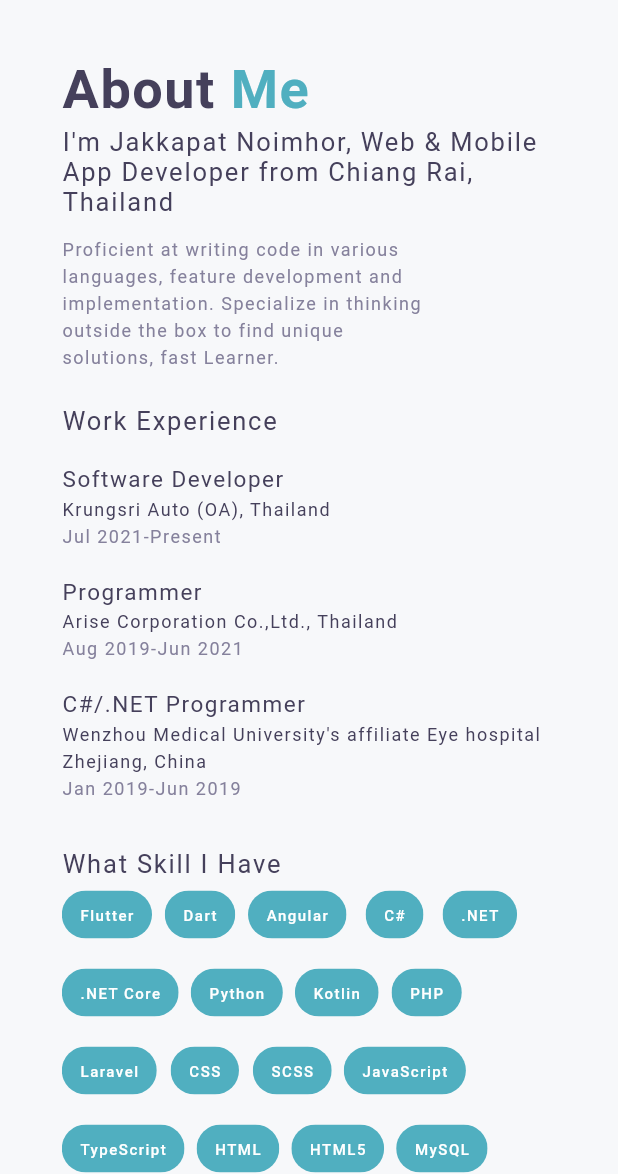
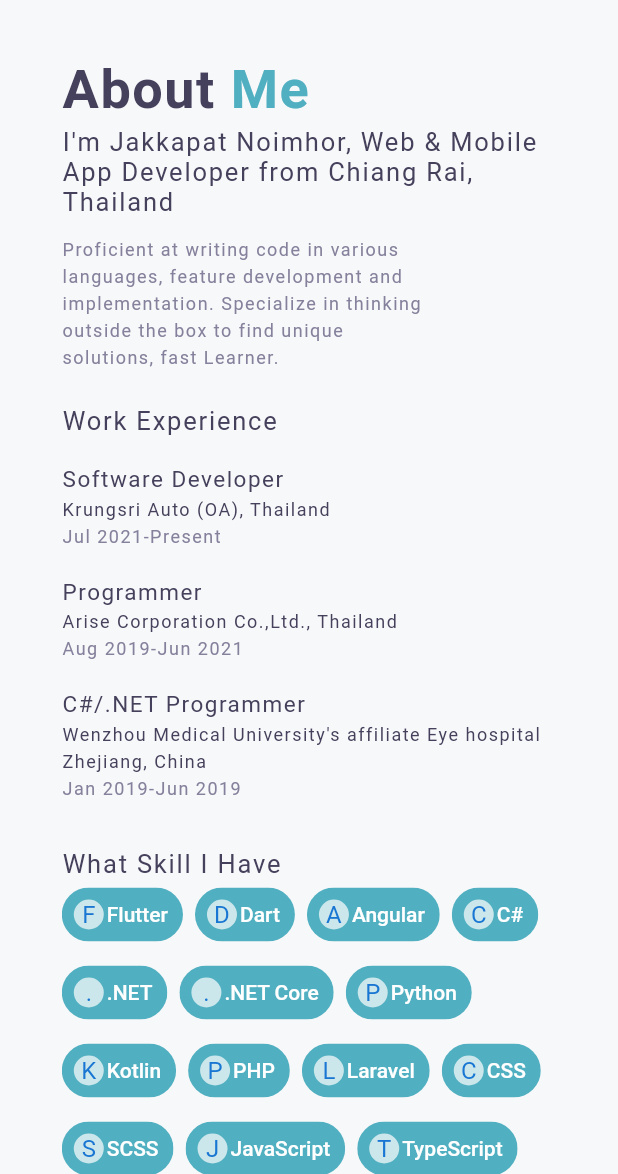
Before and after one commit to MangoStick/portfolio, a Flutter app: the screen it shows after launch, on a phone screen of 412 x 824 dp, the part 62-1236 px from its top. Run offline on Flutter 3.47's test engine with Material 2 defaults, Android fonts, the phone set to English and light mode, and no system bars; our stand-ins replace font_awesome_flutter; missing offline and left inert: dart:html; Roboto replaces fonts that are missing (NexaBold, NexaLight, ProductSans).

Commit message:
Update home.dart

```diff
--- a/lib/ui/home.dart
+++ b/lib/ui/home.dart
@@ -342,14 +342,20 @@ class HomePage extends StatelessWidget {
 
   Widget _buildSkillChip(BuildContext context, String label) {
     return Chip(
-      backgroundColor: Color(0xFF50AFC0),
+      labelPadding: EdgeInsets.all(2.0),
+      avatar: CircleAvatar(
+        backgroundColor: Colors.white70,
+        child: Text(label[0].toUpperCase()),
+      ),
       label: Text(
         label,
-        style: TextStyles.chip.copyWith(
-          fontSize: ResponsiveWidget.isSmallScreen(context) ? 10.0 : 11.0,
-          // height: ResponsiveWidget.isSmallScreen(context) ? 0.5 : 0.0
+        style: TextStyle(
+          color: Colors.white,
         ),
       ),
+      backgroundColor: Color(0xFF50AFC0),
+      elevation: 0.0,
+      padding: EdgeInsets.all(8.0),
     );
   }
 
```
